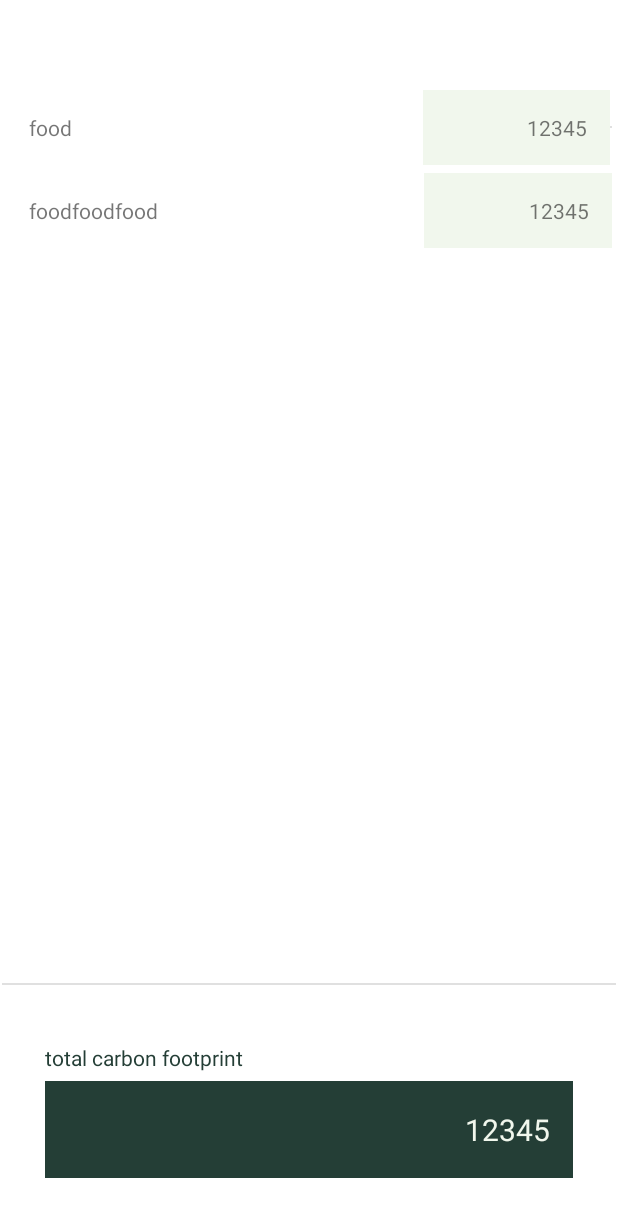
After one commit to briannawang/carbonfoodprint, an Android app: the layout total_footprint_view.xml on its own in the app's theme, with its tools: preview values and no code run, on a phone screen of 412 x 824 dp. The commit adds this screen. Shown: the top 1217 px of the screen. Run offline under Robolectric (Android 15) with nearby library versions, the phone set to English and light mode, and no system bars.

Commit message:
total carbon footprint page

```diff
--- a/app/src/main/res/layout/activity_main.xml
+++ b/app/src/main/res/layout/activity_main.xml
@@ -4,7 +4,9 @@
     xmlns:tools="http://schemas.android.com/tools"
     android:layout_width="match_parent"
     android:layout_height="match_parent"
-    tools:context=".MainActivity">
+    tools:context=".MainActivity"
+    android:background="@color/forest_green"
+    >
 
     <TextView
         android:layout_width="wrap_content"
--- /dev/null
+++ b/app/src/main/res/layout/total_footprint_view.xml
@@ -0,0 +1,121 @@
+<?xml version="1.0" encoding="utf-8"?>
+<androidx.constraintlayout.widget.ConstraintLayout xmlns:android="http://schemas.android.com/apk/res/android"
+    xmlns:app="http://schemas.android.com/apk/res-auto"
+    xmlns:tools="http://schemas.android.com/tools"
+    android:layout_width="match_parent"
+    android:layout_height="match_parent"
+    android:background="@color/white"
+    >
+
+    <ScrollView
+        android:id="@+id/scrollView2"
+        android:layout_width="409dp"
+        android:layout_height="580dp"
+        android:layout_marginTop="20dp"
+        android:layout_marginBottom="150dp"
+        app:layout_constraintBottom_toBottomOf="parent"
+        app:layout_constraintEnd_toEndOf="parent"
+        app:layout_constraintStart_toStartOf="parent"
+        app:layout_constraintTop_toTopOf="parent">
+
+        <TableLayout
+            android:layout_width="match_parent"
+            android:layout_height="wrap_content" >
+
+            <TableRow
+                android:id="@+id/tr3a"
+                android:padding="2.5dp"
+                android:gravity="center_vertical"
+                android:layout_width="fill_parent"
+                android:layout_height="0dp"
+                android:layout_weight="1"
+                >
+
+                <TextView
+                    android:padding="15dp"
+                    android:layout_weight="3"
+                    android:text="food"
+                    />
+
+                <TextView
+                    android:padding="15dp"
+                    android:layout_weight="1"
+                    android:text="12345"
+                    android:gravity="center_vertical|end"
+                    android:background="@color/mint_green"/>
+
+                <View
+                    android:id="@+id/divider4"
+                    android:layout_width="match_parent"
+                    android:layout_height="1dp"
+                    android:background="?android:attr/listDivider" />
+
+            </TableRow>
+
+            <TableRow
+                android:padding="2.5dp"
+                android:gravity="center_vertical"
+                android:layout_width="fill_parent"
+                android:layout_height="0dp"
+                android:layout_weight="1"
+                >
+
+                <TextView
+                    android:padding="15dp"
+                    android:layout_weight="3"
+                    android:text="foodfoodfood" />
+
+                <TextView
+                    android:padding="15dp"
+                    android:layout_weight="1"
+                    android:text="12345"
+                    android:background="@color/mint_green"
+                    android:gravity="center_vertical|end"/>
+            </TableRow>
+        </TableLayout>
+    </ScrollView>
+
+    <View
+        android:id="@+id/divider"
+        android:layout_width="409dp"
+        android:layout_height="1dp"
+        android:layout_marginStart="1dp"
+        android:layout_marginEnd="1dp"
+        android:layout_marginBottom="150dp"
+        android:background="?android:attr/listDivider"
+        app:layout_constraintBottom_toBottomOf="parent"
+        app:layout_constraintEnd_toEndOf="parent"
+        app:layout_constraintStart_toStartOf="parent"
+        app:layout_constraintTop_toBottomOf="@+id/scrollView2" />
+
+    <LinearLayout
+        android:layout_width="match_parent"
+        android:layout_height="150dp"
+        android:orientation="vertical"
+        app:layout_constraintBottom_toBottomOf="parent"
+        app:layout_constraintEnd_toEndOf="parent"
+        app:layout_constraintStart_toStartOf="parent"
+        app:layout_constraintTop_toBottomOf="@+id/divider"
+        android:padding="30dp">
+
+        <TextView
+            android:layout_weight="0"
+            android:text="total carbon footprint"
+            android:textColor="@color/dark_green"
+            android:layout_height="25dp"
+            android:layout_width="match_parent"/>
+
+        <TextView
+            android:layout_weight="1"
+            android:background="@color/dark_green"
+            android:padding="15dp"
+            android:text="12345"
+            android:textColor="@color/mint_green"
+            android:textSize="20sp"
+            android:layout_height="30dp"
+            android:layout_width="match_parent"
+            android:gravity="center_vertical|end"
+            />
+    </LinearLayout>
+
+</androidx.constraintlayout.widget.ConstraintLayout>
--- a/app/src/main/res/values/colors.xml
+++ b/app/src/main/res/values/colors.xml
@@ -7,4 +7,9 @@
     <color name="teal_700">#FF018786</color>
     <color name="black">#FF000000</color>
     <color name="white">#FFFFFFFF</color>
+    <color name="forest_green">#7CA982</color>
+    <color name="mint_green">#F1F7ED</color>
+    <color name="gold">#C2A83E</color>
+    <color name="spring_green">#E0EEC6</color>
+    <color name="dark_green">#243E36</color>
 </resources>
```
